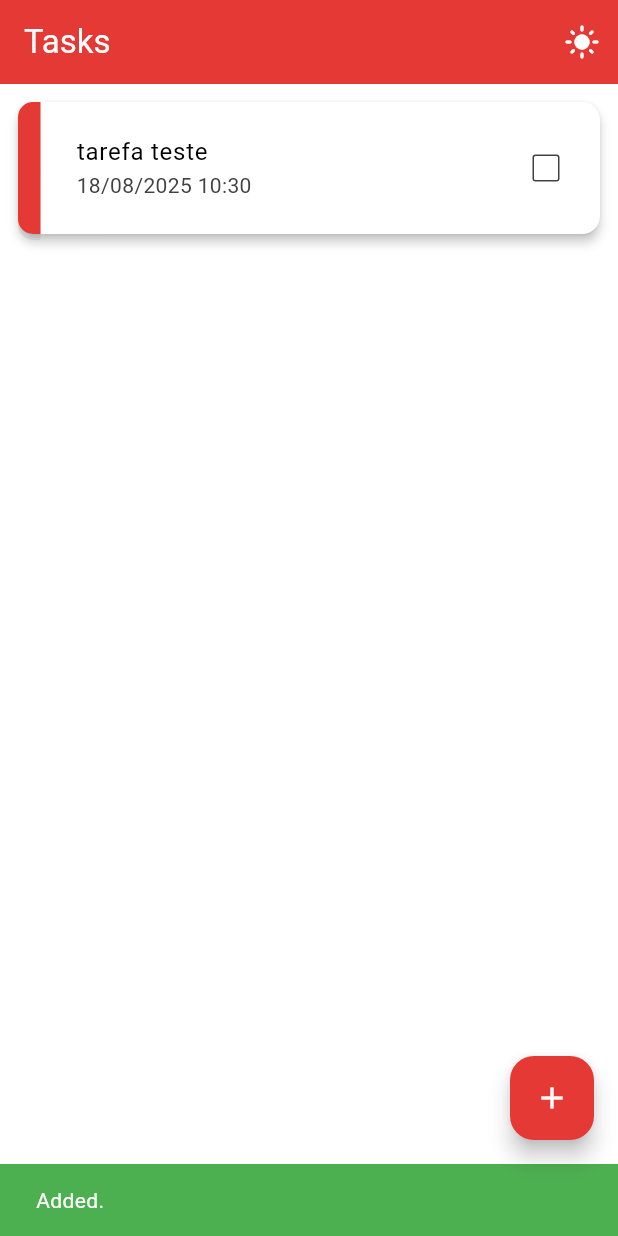
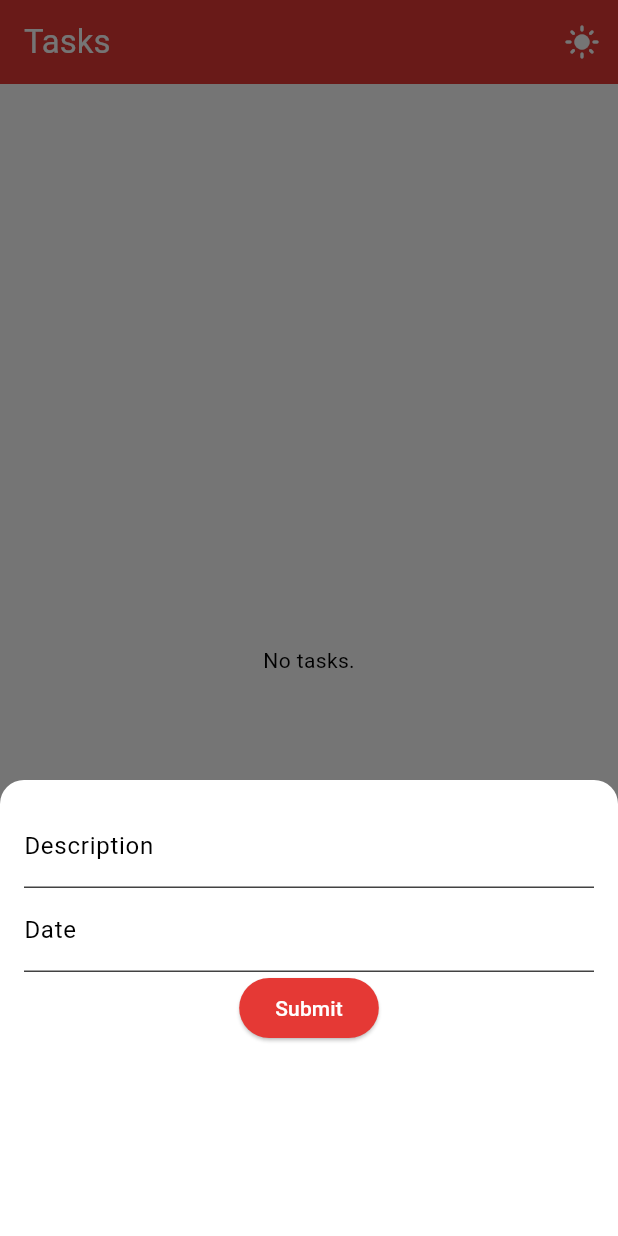
Before and after one commit to enzo-cezarg/to-do-flutter, a Flutter app: the screen it shows after launch, after a tap on the "add" icon, on a phone screen of 412 x 824 dp. Run offline on Flutter 3.47's test engine with Material 3 defaults, Android fonts, the phone set to English and light mode, and no system bars; our stand-ins replace sqflite; accounts and stored records are empty.

Commit message:
task form added

```diff
--- /dev/null
+++ b/lib/components/task_form.dart
@@ -0,0 +1,86 @@
+import 'package:flutter/material.dart';
+
+class TaskForm extends StatefulWidget {
+  const TaskForm({super.key});
+
+  @override
+  State<TaskForm> createState() => _TaskFormState();
+}
+
+class _TaskFormState extends State<TaskForm> {
+  final _formKey = GlobalKey<FormState>();
+  final _descriptionController = TextEditingController();
+  final _dateTimeController = TextEditingController();
+
+  DateTime? _selectedDateTime;
+
+  @override
+  void dispose() {
+    _descriptionController.dispose();
+    _dateTimeController.dispose();
+    super.dispose();
+  }
+
+  Future<void> _pickDateTime() async {
+    final date = await showDatePicker(
+      context: context,
+      initialDate: DateTime.now(),
+      firstDate: DateTime.now(),
+      lastDate: DateTime.now().add(Duration(days: 365)),
+    );
+    if (date == null || !context.mounted) return;
+
+    final time = await showTimePicker(
+      // ignore: use_build_context_synchronously
+      context: context,
+      initialTime: TimeOfDay.now(),
+    );
+    if (time == null || !context.mounted) return;
+
+    final dateTime = DateTime(
+      date.year,
+      date.month,
+      date.day,
+      time.hour,
+      time.minute,
+    );
+
+    setState(() {
+      _selectedDateTime = dateTime;
+      _dateTimeController.text = '${date.day}/${date.month}/${date.year} ${time.format(context)}';
+    });
+  }
+
+  @override
+  Widget build(BuildContext context) {
+    return Form(
+      key: _formKey,
+      child: Padding(
+        padding: EdgeInsets.only(left: 16, top: 16, right: 16, bottom: MediaQuery.of(context).viewInsets.bottom + 128),
+        child: Column(
+          mainAxisSize: MainAxisSize.min,
+          children: [
+            TextField(
+              controller: _descriptionController,
+              decoration: const InputDecoration(labelText: 'Description'),
+            ),
+            TextField(
+              controller: _dateTimeController,
+              decoration: const InputDecoration(labelText: 'Date'),
+              readOnly: true,
+              onTap: _pickDateTime,
+            ),
+            ElevatedButton(
+              style: ElevatedButton.styleFrom(
+                backgroundColor: Theme.of(context).colorScheme.primary,
+                foregroundColor: Theme.of(context).colorScheme.onPrimary,
+              ),
+              onPressed: () {},
+              child: Text('Submit'),
+            )
+          ],
+        ),
+      ),
+    );
+  }
+}
--- a/lib/pages/task_list_page.dart
+++ b/lib/pages/task_list_page.dart
@@ -1,7 +1,8 @@
 import 'package:flutter/material.dart';
 import 'package:provider/provider.dart';
+import 'package:to_do_firebase/components/task_form.dart';
 import 'package:to_do_firebase/components/task_list.dart';
-import 'package:to_do_firebase/providers/task_provider.dart';
+//import 'package:to_do_firebase/providers/task_provider.dart';
 import 'package:to_do_firebase/providers/theme_provider.dart';
 
 class TaskListPage extends StatelessWidget {
@@ -9,7 +10,7 @@ class TaskListPage extends StatelessWidget {
 
   @override
   Widget build(BuildContext context) {
-    final taskProvider = Provider.of<TaskProvider>(context, listen: false);
+    //final taskProvider = Provider.of<TaskProvider>(context, listen: false);
     return Consumer<ThemeProvider>(
       builder: (ctx, theme, child) => Scaffold(
         appBar: AppBar(
@@ -21,32 +22,41 @@ class TaskListPage extends StatelessWidget {
         body: TaskList(),
         floatingActionButton: FloatingActionButton(
           onPressed: () async {
-            final bool added = await taskProvider.addTask('tarefa teste', false, DateTime.now());
-            if (!context.mounted) return;
+            showModalBottomSheet(
+              context: context,
+              isScrollControlled: true,
+              shape: const RoundedRectangleBorder(borderRadius: BorderRadius.vertical(top: Radius.circular(16))),
+              builder: (context) {
+                return const TaskForm();
+              },
+            );
 
-            final messenger = ScaffoldMessenger.of(context);
-            messenger.clearSnackBars();
-            added
-                ? messenger.showSnackBar(
-                    SnackBar(
-                      backgroundColor: Colors.green,
-                      duration: Duration(seconds: 1),
-                      content: Text(
-                        'Added.',
-                        style: TextStyle(color: Colors.white),
-                      ),
-                    ),
-                  )
-                : messenger.showSnackBar(
-                    SnackBar(
-                      backgroundColor: Theme.of(context).colorScheme.error,
-                      duration: Duration(seconds: 2),
-                      content: Text(
-                        'Oops! Something went wrong.',
-                        style: TextStyle(color: Colors.white),
-                      ),
-                    ),
-                  );
+            //final bool added = await taskProvider.addTask('tarefa teste', false, DateTime.now());
+            //if (!context.mounted) return;
+//
+            //final messenger = ScaffoldMessenger.of(context);
+            //messenger.clearSnackBars();
+            //added
+            //    ? messenger.showSnackBar(
+            //        SnackBar(
+            //          backgroundColor: Colors.green,
+            //          duration: Duration(seconds: 1),
+            //          content: Text(
+            //            'Added.',
+            //            style: TextStyle(color: Colors.white),
+            //          ),
+            //        ),
+            //      )
+            //    : messenger.showSnackBar(
+            //        SnackBar(
+            //          backgroundColor: Theme.of(context).colorScheme.error,
+            //          duration: Duration(seconds: 2),
+            //          content: Text(
+            //            'Oops! Something went wrong.',
+            //            style: TextStyle(color: Colors.white),
+            //          ),
+            //        ),
+            //      );
           },
           child: Icon(Icons.add),
         ),
```
